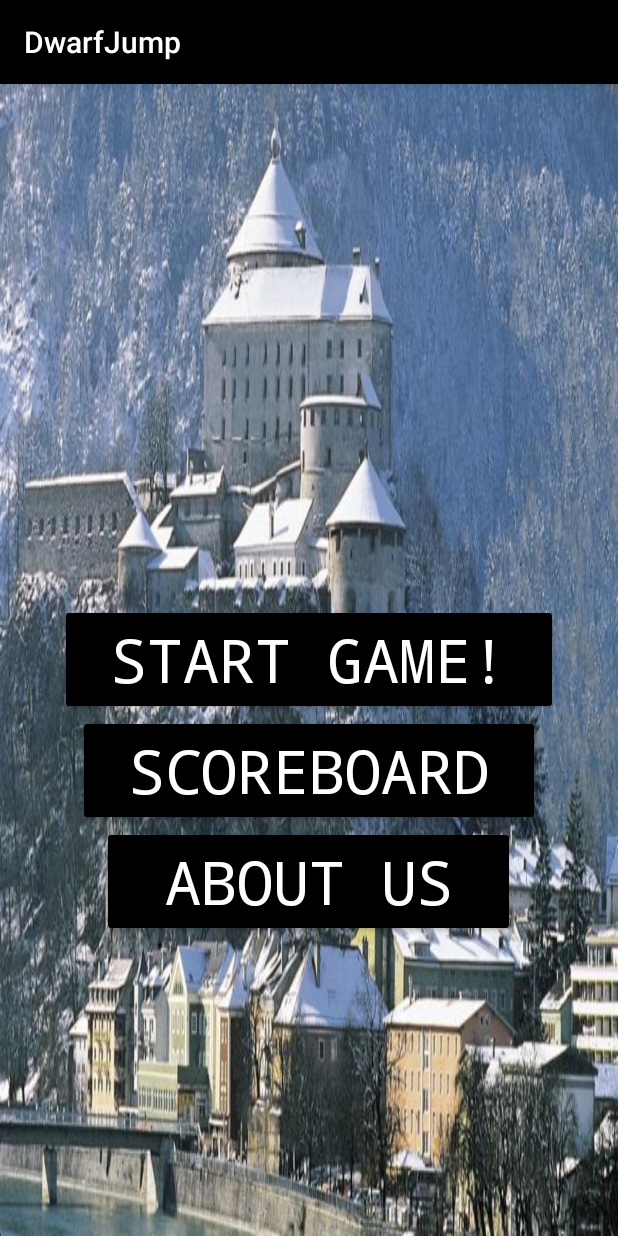
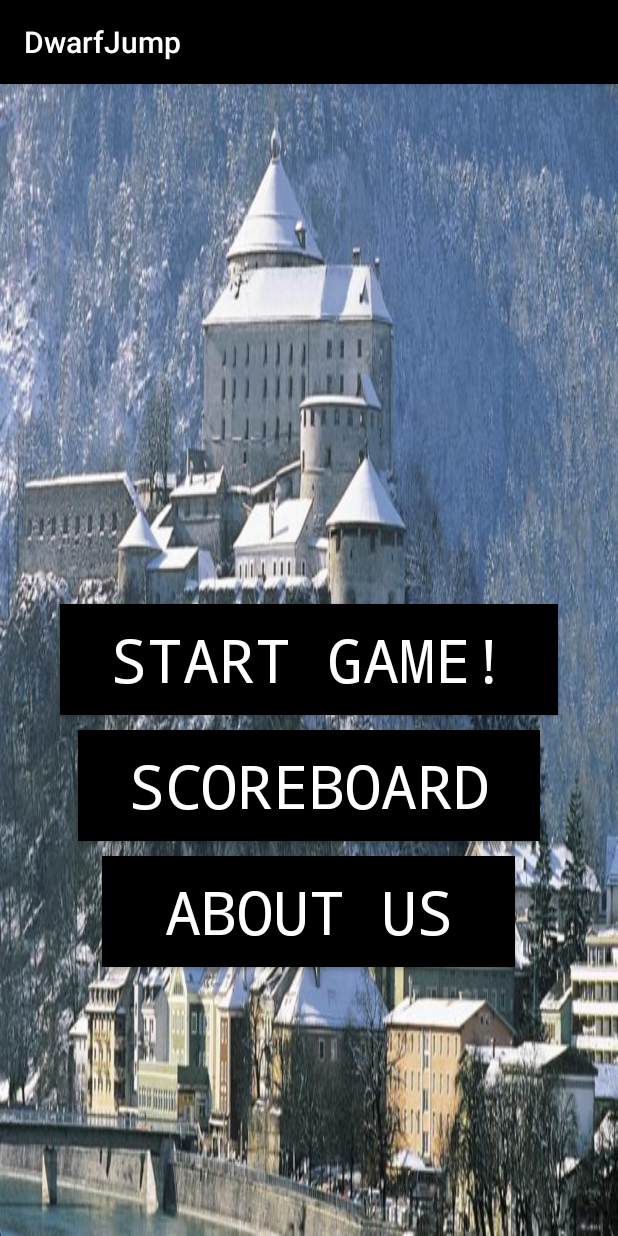
Before and after one commit to Jim-Knopf/DwarfJump, an Android app: the screen it shows after launch (Home), on a phone screen of 412 x 824 dp. Run offline under Robolectric (Android 15) with nearby library versions, the phone set to English and light mode, and no system bars.

Commit message:
changed some Buttonstyles

```diff
--- /dev/null
+++ b/app/src/main/res/drawable/buttonstyle.xml
@@ -0,0 +1,14 @@
+<?xml version="1.0" encoding="utf-8"?>
+<selector xmlns:android="http://schemas.android.com/apk/res/android">
+    <item android:state_pressed="true"
+        android:drawable="@color/clicked"
+
+        />
+    <item android:state_focused="true"
+        android:drawable="@color/Textcolour"
+
+        />
+    <item android:drawable="@color/colorPrimary"
+
+        />
+</selector>
--- a/app/src/main/res/layout/activity_home.xml
+++ b/app/src/main/res/layout/activity_home.xml
@@ -15,11 +15,16 @@
         android:text="@string/startgame"
         android:layout_centerHorizontal="true"
         android:layout_centerVertical="true"
+
         android:textSize="40dp"
-        android:backgroundTint="@color/colorPrimary"
+        android:background="@drawable/buttonstyle"
         android:padding="10dp"
         android:textColor="@color/Textcolour"
         android:fontFamily="monospace"
+
+        android:paddingTop="10dp"
+        android:paddingBottom="10dp"
+        android:layout_marginTop="5dp"
         />
     <Button
         android:id="@+id/scorebutton"
@@ -28,11 +33,14 @@
         android:text="@string/scoreboard"
         android:layout_below="@id/startbutton"
         android:layout_centerHorizontal="true"
+
         android:textSize="40dp"
-        android:backgroundTint="@color/colorPrimary"
+        android:background="@drawable/buttonstyle"
         android:padding="10dp"
         android:textColor="@color/Textcolour"
         android:fontFamily="monospace"
+
+        android:layout_marginTop="10dp"
         />
     <Button
         android:id="@+id/aboutus"
@@ -41,12 +49,18 @@
         android:text="@string/aboutus"
         android:layout_below="@id/scorebutton"
         android:layout_centerHorizontal="true"
+
         android:textSize="40dp"
         android:gravity="center"
-        android:backgroundTint="@color/colorPrimary"
+        android:background="@drawable/buttonstyle"
+
         android:paddingLeft="42dp"
         android:paddingRight="41dp"
+        android:paddingTop="10dp"
+        android:paddingBottom="10dp"
         android:textColor="@color/Textcolour"
         android:fontFamily="monospace"
+
+        android:layout_marginTop="10dp"
         />
 </RelativeLayout>
--- a/app/src/main/res/values/colors.xml
+++ b/app/src/main/res/values/colors.xml
@@ -4,4 +4,5 @@
     <color name="colorPrimaryDark">#303F9F</color>
     <color name="colorAccent">#FF4081</color>
     <color name="Textcolour">#FFFF</color>
+    <color name="clicked">#747674</color>
 </resources>
```
